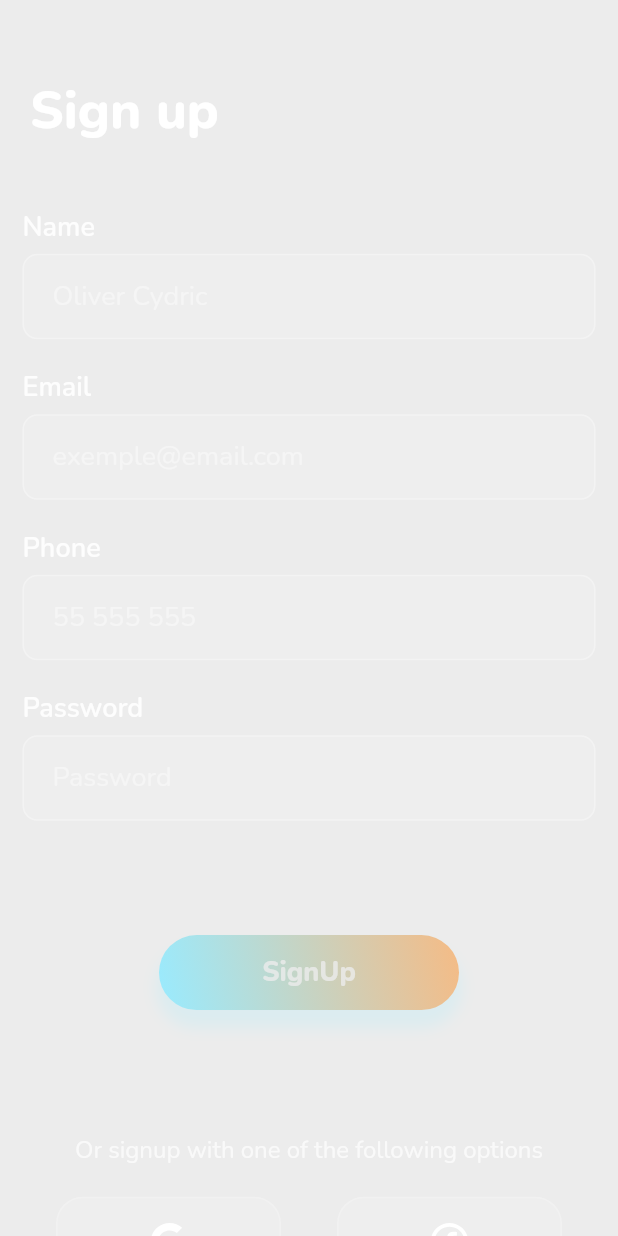
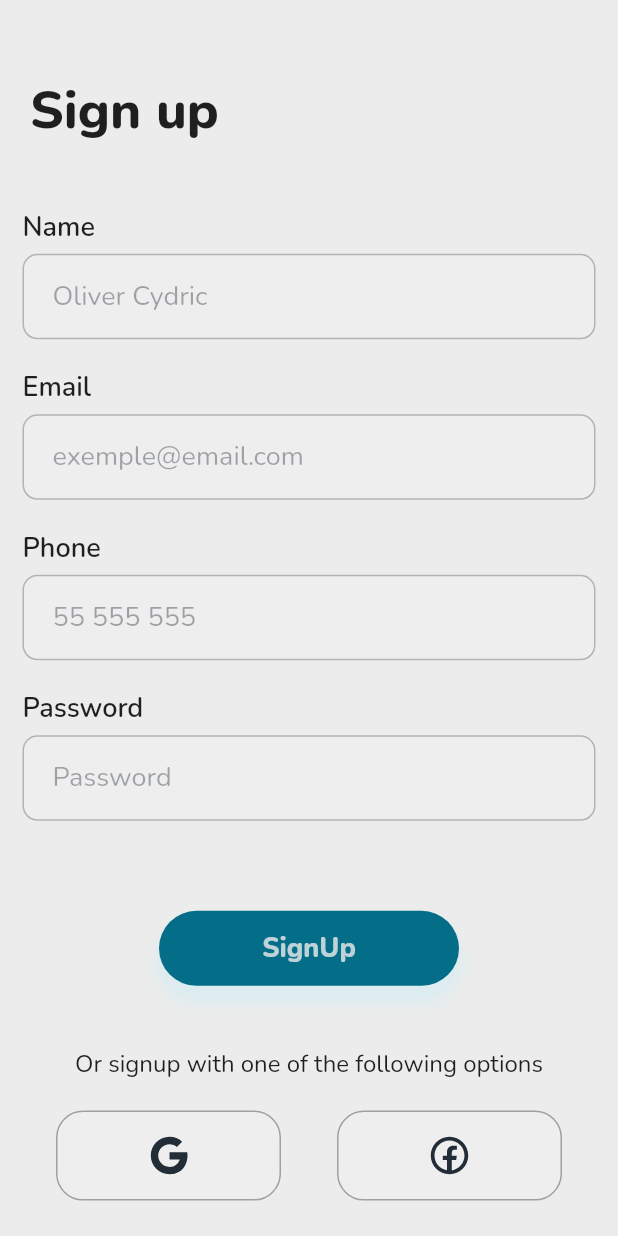
Before and after one commit to Amyr-Fezzeni/taba3ni, a Flutter app: the screen it shows after launch, after a tap on "Get started", on a phone screen of 412 x 824 dp. Run offline on Flutter 3.47's test engine with Material 2 defaults, Android fonts, the light colour scheme and no system bars; our stand-ins replace carousel_slider, cloud_firestore, firebase_auth, firebase_core, firebase_messaging, flutter_svg and 5 more; missing offline and left inert: crossplat_objectid, custom_marker; accounts and stored records are empty.

Commit message:
9.7.4 dark mode update

```diff
--- a/lib/constant/const.dart
+++ b/lib/constant/const.dart
@@ -1,9 +1,9 @@
 import 'package:flutter/material.dart';
 import 'package:google_fonts/google_fonts.dart';
 
-TextStyle title = GoogleFonts.nunito(fontSize: 30, fontWeight: FontWeight.bold);
-TextStyle textbody1 = GoogleFonts.nunito(fontSize: 15, color: Colors.white70);
-TextStyle textbody2 = GoogleFonts.nunito(fontSize: 20, color: Colors.white70);
+// TextStyle title = GoogleFonts.nunito(fontSize: 30, fontWeight: FontWeight.bold);
+// TextStyle textbody1 = GoogleFonts.nunito(fontSize: 15, color: Colors.white70);
+// TextStyle textbody2 = GoogleFonts.nunito(fontSize: 20, color: Colors.white70);
 
 // const bgColor = Color.fromARGB(255, 27, 27, 27);
 const navBarColor = Color.fromARGB(255, 41, 41, 41);
--- a/lib/constant/style.dart
+++ b/lib/constant/style.dart
@@ -2,7 +2,7 @@ import 'package:flutter/material.dart';
 import 'package:google_fonts/google_fonts.dart';
 
 const lightBgColor = Color.fromARGB(255, 236, 236, 236);
-const lightBlueColor = Color.fromARGB(255, 153, 235, 255);
+const lightBlueColor = Color.fromARGB(255, 4, 110, 136);
 const darkBgColor = Color.fromARGB(255, 35, 45, 55);
 const lightOrange = Color.fromARGB(255, 245, 187, 133);
 const darkBtnColor = Color.fromARGB(255, 41, 190, 254);
@@ -12,7 +12,8 @@ TextStyle text18white = GoogleFonts.nunito(color: Colors.white, fontSize: 18);
 TextStyle titleBlue = GoogleFonts.nunito(color: lightBlueColor, fontSize: 22);
 TextStyle titleWhite = GoogleFonts.nunito(
     color: Colors.white, fontSize: 35, fontWeight: FontWeight.w800);
-TextStyle titleblack = GoogleFonts.nunito(color: Colors.black, fontSize: 22);
+TextStyle titleblack = GoogleFonts.nunito(
+    color: Colors.black87, fontSize: 35, fontWeight: FontWeight.w800);
 
 ThemeData darkTheme = ThemeData(
   primaryColor: Colors.black,
--- a/lib/main.dart
+++ b/lib/main.dart
@@ -40,8 +40,10 @@ void main() async {
 
 class MyApp extends StatelessWidget {
   const MyApp({Key? key}) : super(key: key);
+
   @override
   Widget build(BuildContext context) {
+    context.read<ThemeNotifier>().initTheme(DataPrefrences.getDarkMode());
     return MaterialApp(
       debugShowCheckedModeBanner: false,
       initialRoute: '/index',
--- a/lib/providers/app_provider.dart
+++ b/lib/providers/app_provider.dart
@@ -41,12 +41,14 @@ class ThemeNotifier with ChangeNotifier {
         text18 = text18white;
         title = titleWhite;
         btnColor = darkBtnColor;
+        invertedColor = lightBgColor;
         break;
       case false:
         bgColor = lightBgColor;
         text18 = text18black;
         title = titleblack;
         btnColor = lightBlueColor;
+        invertedColor = darkBgColor;
         break;
       default:
         break;
--- a/lib/views/login/getstarted.dart
+++ b/lib/views/login/getstarted.dart
@@ -39,7 +39,7 @@ class IndexScreen extends StatelessWidget {
                 SizedBox(
                   height: size.height * 0.15,
                 ),
-                Txt(text: "Feel safe with us", style: titleWhite),
+                Txt(text: "Feel safe with us", style: style.title),
                 Padding(
                   padding: EdgeInsets.only(top: size.height * 0.07),
                   child: primaryButton(
@@ -48,10 +48,11 @@ class IndexScreen extends StatelessWidget {
                       width: 260,
                       widget: Txt(
                           text: "Get started",
-                          style: text18black.copyWith(
-                              fontWeight: FontWeight.w800,
-                              fontSize: 20,
-                              color: style.bgColor)),
+                          style: style.text18.copyWith(
+                            fontWeight: FontWeight.w800,
+                            color: lightBgColor,
+                            fontSize: 20,
+                          )),
                       borderRadius: BorderRadius.circular(30),
                       function: () => Navigator.push(
                             context,
@@ -66,12 +67,12 @@ class IndexScreen extends StatelessWidget {
                       children: <TextSpan>[
                         TextSpan(
                             text: 'Already have an account ?  ',
-                            style: text18white.copyWith(fontSize: 16)),
+                            style: style.text18.copyWith(fontSize: 16)),
                         TextSpan(
                             text: 'Log in',
-                            style: text18white.copyWith(
+                            style: style.text18.copyWith(
                               fontSize: 16,
-                              color: lightBlueColor,
+                              color: style.btnColor,
                               fontWeight: FontWeight.w800,
                             ),
                             recognizer: TapGestureRecognizer()
--- a/lib/views/login/signup.dart
+++ b/lib/views/login/signup.dart
@@ -51,8 +51,7 @@ class _SignUpScreenState extends State<SignUpScreen> {
     });
 
     photo = widget.photo;
-    log("photo:"+photo);
-
+    log("photo:" + photo);
   }
 
   FocusNode nameFocus = FocusNode();
@@ -82,7 +81,7 @@ class _SignUpScreenState extends State<SignUpScreen> {
               children: [
                 Padding(
                     padding: const EdgeInsets.only(top: 50, left: 20),
-                    child: Txt(text: "Sign up", style: titleWhite)),
+                    child: Txt(text: "Sign up", style: style.title)),
                 SizedBox(
                   height: size.height * 0.05,
                 ),
@@ -119,12 +118,9 @@ class _SignUpScreenState extends State<SignUpScreen> {
                   label: "Password",
                   isPassword: true,
                 ),
-                SizedBox(
-                  height: size.height * 0.05,
-                ),
                 Center(
                   child: Padding(
-                    padding: const EdgeInsets.only(top: 15.0),
+                    padding: const EdgeInsets.only(top: 40.0),
                     child: primaryButton(
                         context: context,
                         height: 50,
@@ -133,16 +129,8 @@ class _SignUpScreenState extends State<SignUpScreen> {
                             text: "SignUp",
                             style: text18black.copyWith(
                                 fontWeight: FontWeight.w800,
-                                color: style.bgColor.withOpacity(0.8))),
+                                color: lightBgColor.withOpacity(0.8))),
                         borderRadius: BorderRadius.circular(30),
-                        gradient: const LinearGradient(
-                          begin: Alignment.topRight,
-                          end: Alignment.bottomLeft,
-                          colors: [
-                            lightOrange,
-                            lightBlueColor,
-                          ],
-                        ),
                         function: () async {
                           if (formkey.currentState != null &&
                               formkey.currentState!.validate()) {
@@ -158,13 +146,12 @@ class _SignUpScreenState extends State<SignUpScreen> {
                   ),
                 ),
                 SizedBox(
-                  height: size.height * 0.1,
+                  height: size.height * 0.05,
                 ),
                 Center(
                     child: Txt(
                         text: 'Or signup with one of the following options',
-                        style: text18white.copyWith(
-                            fontSize: 16, color: Colors.white70))),
+                        style: style.text18.copyWith(fontSize: 16))),
                 Padding(
                   padding: const EdgeInsets.only(top: 20.0),
                   child: Row(
@@ -175,9 +162,12 @@ class _SignUpScreenState extends State<SignUpScreen> {
                           height: 60,
                           width: 150,
                           widget: SvgPicture.asset("assets/images/google.svg",
-                              height: 30, width: 30, color: Colors.white),
+                              height: 30,
+                              width: 30,
+                              color: style.invertedColor),
                           border: Border.all(
-                              color: Colors.white.withOpacity(0.2), width: 1),
+                              color: style.invertedColor.withOpacity(0.4),
+                              width: 1),
                           borderRadius: BorderRadius.circular(18),
                           function: () async {
                             final user =
@@ -196,10 +186,11 @@ class _SignUpScreenState extends State<SignUpScreen> {
                           "assets/images/facebook.svg",
                           width: 30,
                           height: 30,
-                          color: Colors.white,
+                          color: style.invertedColor,
                         ),
                         border: Border.all(
-                            color: Colors.white.withOpacity(0.2), width: 1),
+                            color: style.invertedColor.withOpacity(0.4),
+                            width: 1),
                         borderRadius: BorderRadius.circular(18),
                         function: () => log("login with Facebook"),
                       )
@@ -214,11 +205,11 @@ class _SignUpScreenState extends State<SignUpScreen> {
                       children: <TextSpan>[
                         TextSpan(
                             text: "Already have an account ?  ",
-                            style: text18white),
+                            style: style.text18),
                         TextSpan(
                             text: 'Log in',
-                            style: text18white.copyWith(
-                              color: lightBlueColor,
+                            style: style.text18.copyWith(
+                              color: style.btnColor,
                               fontWeight: FontWeight.w800,
                             ),
                             recognizer: TapGestureRecognizer()
--- a/lib/widgets/custom_text_field.dart
+++ b/lib/widgets/custom_text_field.dart
@@ -1,7 +1,10 @@
 import 'package:flutter/material.dart';
 import 'package:flutter/services.dart';
+import 'package:provider/provider.dart';
 import 'package:taba3ni/constant/style.dart';
 import 'package:taba3ni/widgets/text_widget.dart';
+
+import '../providers/app_provider.dart';
 
 class CustomTextField extends StatefulWidget {
   final String hint;
@@ -56,6 +59,7 @@ class _CustomTextFieldState extends State<CustomTextField> {
 
   @override
   Widget build(BuildContext context) {
+    var style = context.watch<ThemeNotifier>();
     return Padding(
       padding: const EdgeInsets.symmetric(horizontal: 15),
       child: Column(
@@ -64,9 +68,9 @@ class _CustomTextFieldState extends State<CustomTextField> {
           if (widget.label != null)
             Txt(
                 text: widget.label!,
-                style: text18white.copyWith(
-                    fontWeight: FontWeight.w600,
-                    color: Colors.white.withOpacity(0.9))),
+                style: style.text18.copyWith(
+                  fontWeight: FontWeight.w600,
+                )),
           const SizedBox(
             height: 5,
           ),
@@ -84,14 +88,14 @@ class _CustomTextFieldState extends State<CustomTextField> {
             autovalidateMode: AutovalidateMode.onUserInteraction,
             keyboardType: widget.keybordType,
             inputFormatters: widget.inputFormatters,
-            style: text18white,
+            style: style.text18,
             obscureText: widget.isPassword,
             decoration: InputDecoration(
               filled: true,
               fillColor: Colors.white.withOpacity(0.1),
               hintText: widget.hint,
-              hintStyle:
-                  text18white.copyWith(color: Colors.white.withOpacity(0.4)),
+              hintStyle: style.text18
+                  .copyWith(color: style.invertedColor.withOpacity(0.4)),
               contentPadding:
                   const EdgeInsets.only(left: 20, bottom: 16, top: 16),
               focusedBorder: OutlineInputBorder(
@@ -99,17 +103,17 @@ class _CustomTextFieldState extends State<CustomTextField> {
                 borderRadius: BorderRadius.circular(10),
               ),
               suffixIcon: isCorrect
-                  ? const Icon(
+                  ? Icon(
                       Icons.check,
-                      color: Colors.white,
+                      color: style.invertedColor,
                     )
                   : const SizedBox(),
               enabledBorder: OutlineInputBorder(
-                borderSide:
-                    BorderSide(color:
-                    isCorrect?
-                    lightBlueColor:
-                     Colors.white.withOpacity(0.3), width: 1),
+                borderSide: BorderSide(
+                    color: isCorrect
+                        ? lightBlueColor
+                        : style.invertedColor.withOpacity(0.3),
+                    width: 1),
                 borderRadius: BorderRadius.circular(10),
               ),
               border: OutlineInputBorder(
@@ -117,10 +121,10 @@ class _CustomTextFieldState extends State<CustomTextField> {
                 borderRadius: BorderRadius.circular(10),
               ),
               errorBorder: OutlineInputBorder(
-                borderSide: const BorderSide(color: lightOrange, width: 0.5),
+                borderSide: const BorderSide(color: Colors.redAccent, width: 1),
                 borderRadius: BorderRadius.circular(10),
               ),
-              errorStyle: text18white.copyWith(fontSize: 14, color: Colors.red),
+              errorStyle: text18white.copyWith(fontSize: 14, color: Colors.redAccent),
             ),
             validator: (val) {
               var result = widget.validator(val);
```
Also changed, not shown: lib/views/home/widgets/emergency.dart (+13 -11 lines), lib/views/home/widgets/search_widget.dart (+14 -7 lines), lib/views/login/login.dart (+11 -18 lines), lib/views/profile/profile.dart (+11 -9 lines), lib/views/profile/widgets/change_password.dart (+8 -8 lines), lib/views/profile/widgets/change_phone_number.dart (+6 -6 lines), lib/views/settings/settings.dart (+10 -8 lines).
